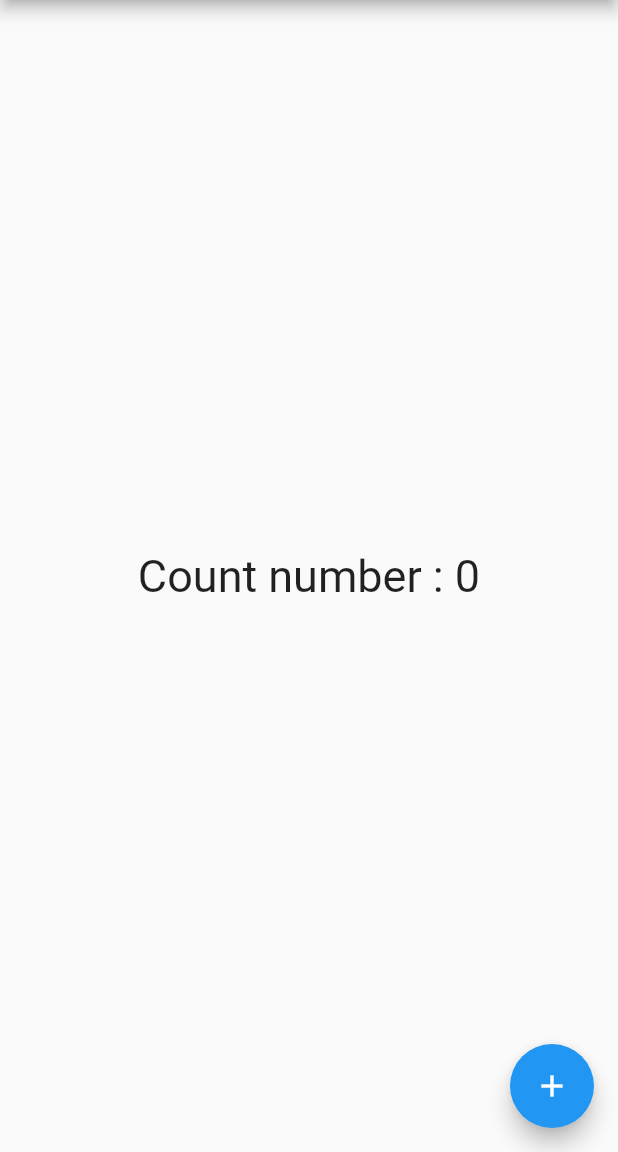
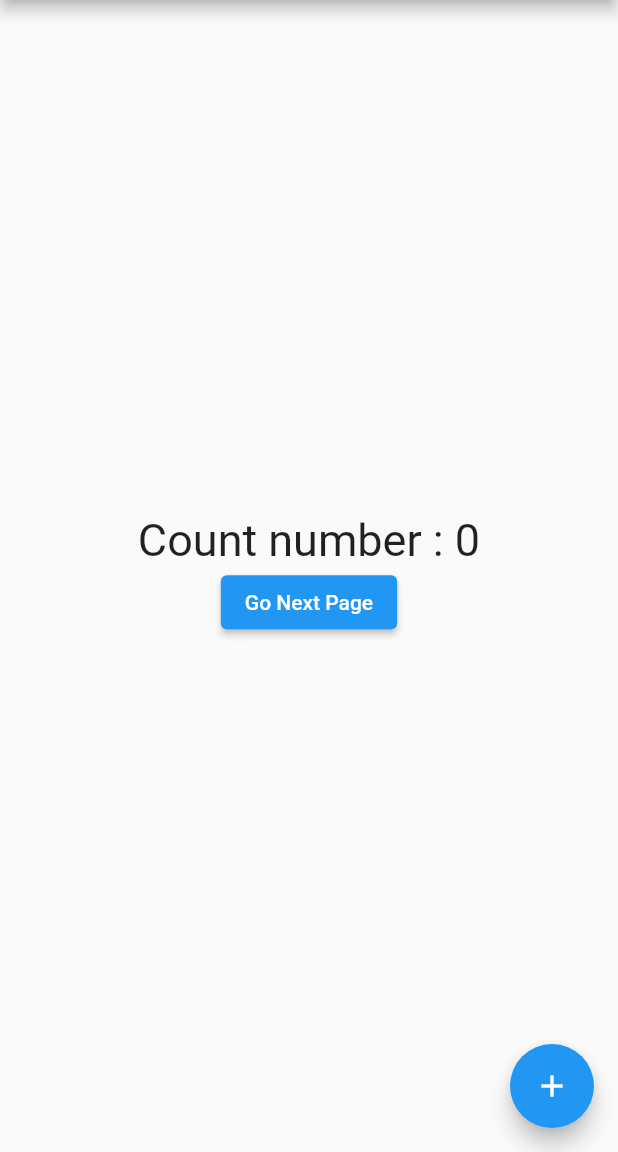
Before and after one commit to aprochoi/flutter_prac, a Flutter app: the screen it shows after launch, on a phone screen of 412 x 824 dp, the part 84-1236 px from its top. Run offline on Flutter 3.47's test engine with Material 2 defaults, Android fonts, the light colour scheme and no system bars; our stand-ins replace bloc, cloud_firestore, firebase_core, flutter_bloc, flutter_svg, fluttertoast and 7 more; accounts and stored records are empty.

Commit message:
globalKeytest

```diff
--- a/globalkey_lecture/lib/main.dart
+++ b/globalkey_lecture/lib/main.dart
@@ -1,4 +1,5 @@
 import 'package:flutter/material.dart';
+import 'package:globalkey_lecture/scaffold.dart';
 import 'package:logger/logger.dart';
 
 var logger = Logger(printer: PrettyPrinter(methodCount: 0));
@@ -33,8 +34,20 @@
         title: const Text('Global Key'),
       ),
       body: Center(
-        child: Counter(
-          key: counterKey,
+        child: Column(
+          mainAxisAlignment: MainAxisAlignment.center,
+          children: [
+            Counter(
+              key: counterKey,
+            ),
+            ElevatedButton(
+              child: const Text('Go Next Page'),
+              onPressed: () {
+                Navigator.of(context)
+                    .push(MaterialPageRoute(builder: (context) => NewPage()));
+              },
+            )
+          ],
         ),
       ),
       floatingActionButton: FloatingActionButton(
```
Also changed, not shown: globalkey_lecture/lib/scaffold.dart (added, +14 -0 lines).
